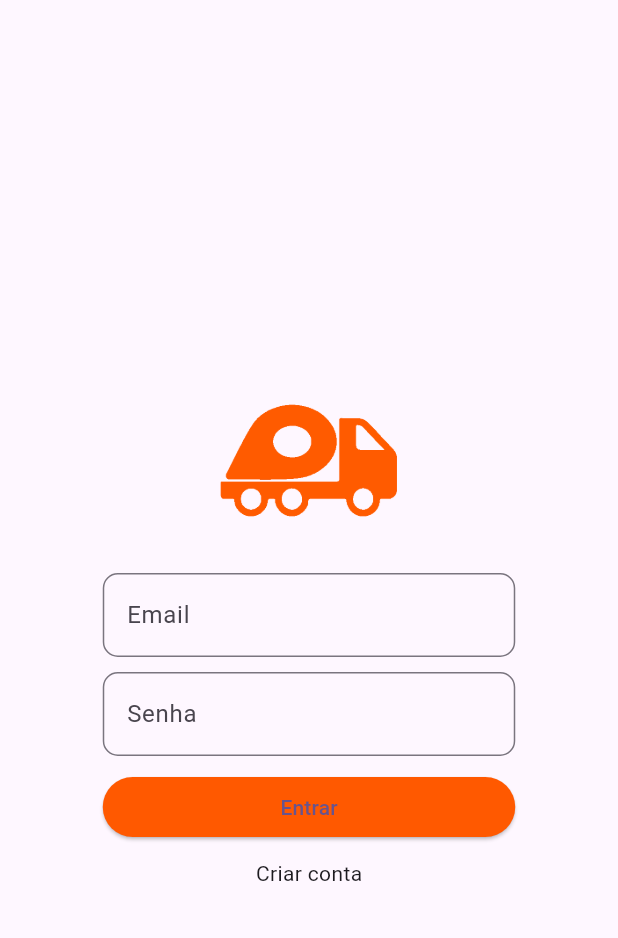
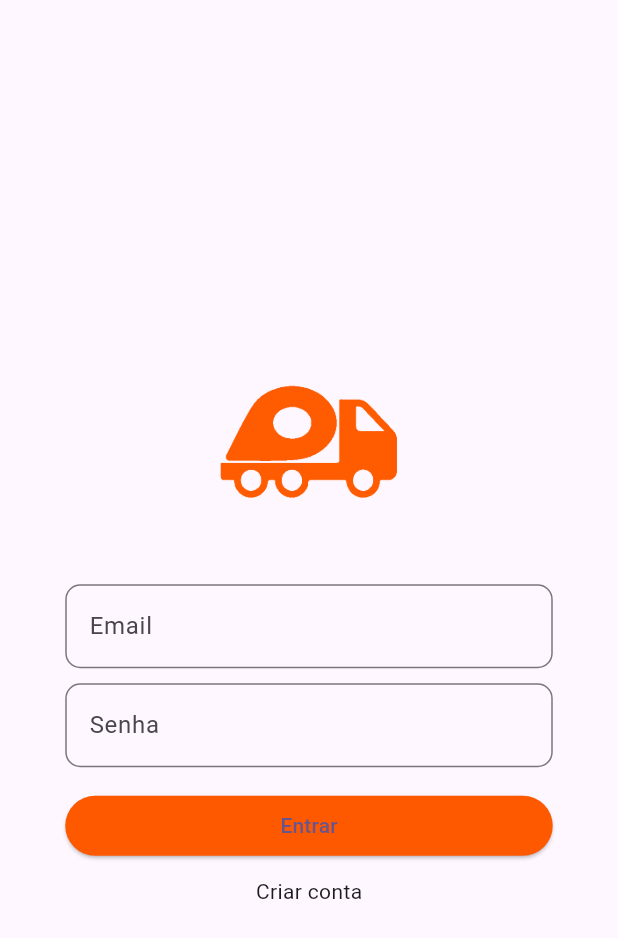
Before and after one commit to 269137ot2/trashmap, a Flutter app: the LoginPage screen opened directly, after a tap on "Entrar", on a phone screen of 412 x 824 dp. Shown: the top 938 px of the screen. Run offline on Flutter 3.47's test engine with Material 2 defaults, Android fonts, the phone set to English and light mode, and no system bars.

```diff
--- a/lib/login_page.dart
+++ b/lib/login_page.dart
@@ -6,89 +6,85 @@ class LoginPage extends StatefulWidget {
 }
 
 class _LoginPageState extends State<LoginPage> {
+  final TextEditingController emailController = TextEditingController();
+  final TextEditingController passwordController = TextEditingController();
 
-  Widget _body(){
-    return SizedBox(
+  void login() {
+    String email = emailController.text;
+    String password = passwordController.text;
+
+    // Perform login logic here (e.g., validate credentials)
+
+    if (email.isNotEmpty && password.isNotEmpty) {
+      Navigator.pushReplacementNamed(context, '/home');
+    }
+  }
+
+  @override
+  Widget build(BuildContext context) {
+    return Scaffold(
+      body: SizedBox(
         width: MediaQuery.of(context).size.width,
         height: MediaQuery.of(context).size.height,
         child: Padding(
-        padding: EdgeInsets.only(left: 1, right: 1, top: 1, bottom: 1),
+          padding: const EdgeInsets.all(10.0),
           child: Column(
             mainAxisAlignment: MainAxisAlignment.center,
             children: [
-            Image.asset('assets/images/orangeicon.png',
+              Image.asset(
+                'assets/images/orangeicon.png',
                 width: 150,
                 height: 150,
               ),
+              SizedBox(height: 20),
               SizedBox(
-              width: 275,
+                width: 325,
                 child: TextField(
-                onChanged: (text){
-                },
-                keyboardType: TextInputType.emailAddress,
-                textInputAction: TextInputAction.next,
+                  controller: emailController,
                   decoration: InputDecoration(
                     labelText: 'Email',
                     border: OutlineInputBorder(
-                    borderRadius: BorderRadius.all(
-                      Radius.circular(10),
-                    ),
+                      borderRadius: BorderRadius.circular(10),
                     ),
                   ),
                 ),
               ),
               SizedBox(height: 10),
               SizedBox(
-                width: 275,
+                width: 325,
                 child: TextField(
-                  onChanged: (text){
-                  },
-                  textInputAction: TextInputAction.go,
+                  controller: passwordController,
                   obscureText: true,
                   decoration: InputDecoration(
-                    labelText: "Senha",
+                    labelText: 'Senha',
                     border: OutlineInputBorder(
-                      borderRadius: BorderRadius.all(
-                        Radius.circular(10),
+                      borderRadius: BorderRadius.circular(10),
                     ),
                   ),
                 ),
               ),
-              ),
-            SizedBox(height: 10),
+              SizedBox(height: 15),
               SizedBox(
-              width: 275,
+                width: 325,
                 child: ElevatedButton(
                   style: ButtonStyle(
                       backgroundColor: MaterialStatePropertyAll<Color>(Color.fromARGB(255, 255, 89, 0),
                     ),
                   ),
+                  onPressed: login,
                   child: Text('Entrar'),
-                onPressed: (){
-                  Navigator.of(context).pushReplacementNamed('/home');
-                }
                 ),
               ),
               SizedBox(height: 10),
               GestureDetector(
                 child: Text('Criar conta'),
                 onTap: (){
-                Navigator.of(context).pushNamed('/home');
                 },
               ),
             ],
           ),
         ),
-    );
-  }
-  @override
-  Widget build(BuildContext context) {
-    return Scaffold(
-      body: Stack(
-        children: [
-          _body(),
-        ],
-      )
+      ),
     );
   }
 }
```
Also changed, not shown: lib/home_page.dart (added, +80 -0 lines). Lines whose indentation alone changed are shown as unchanged.
